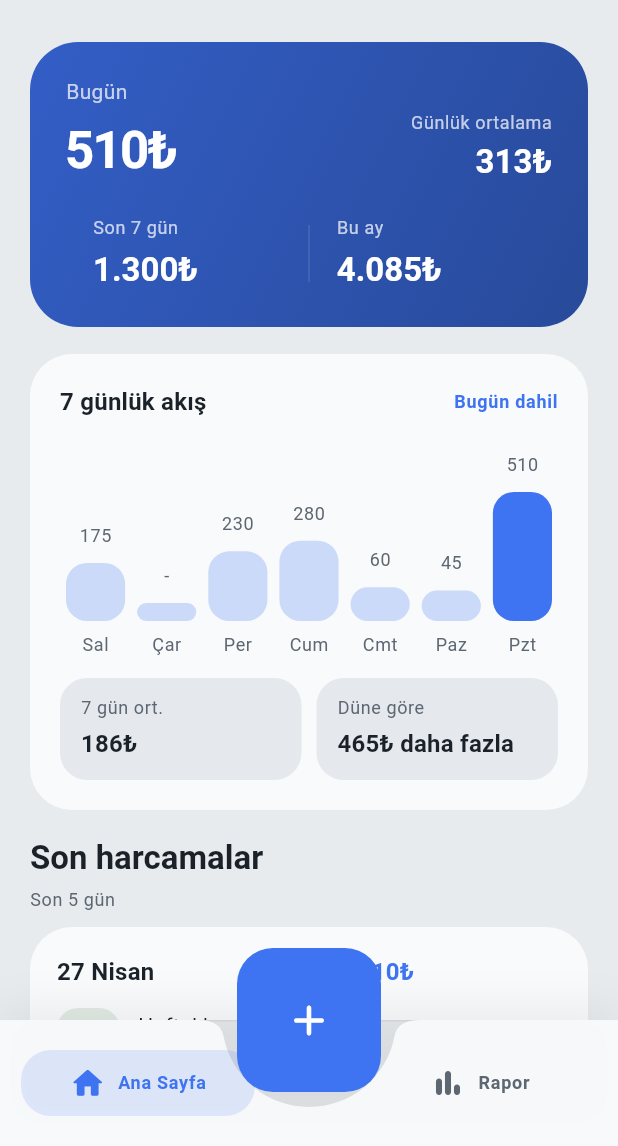
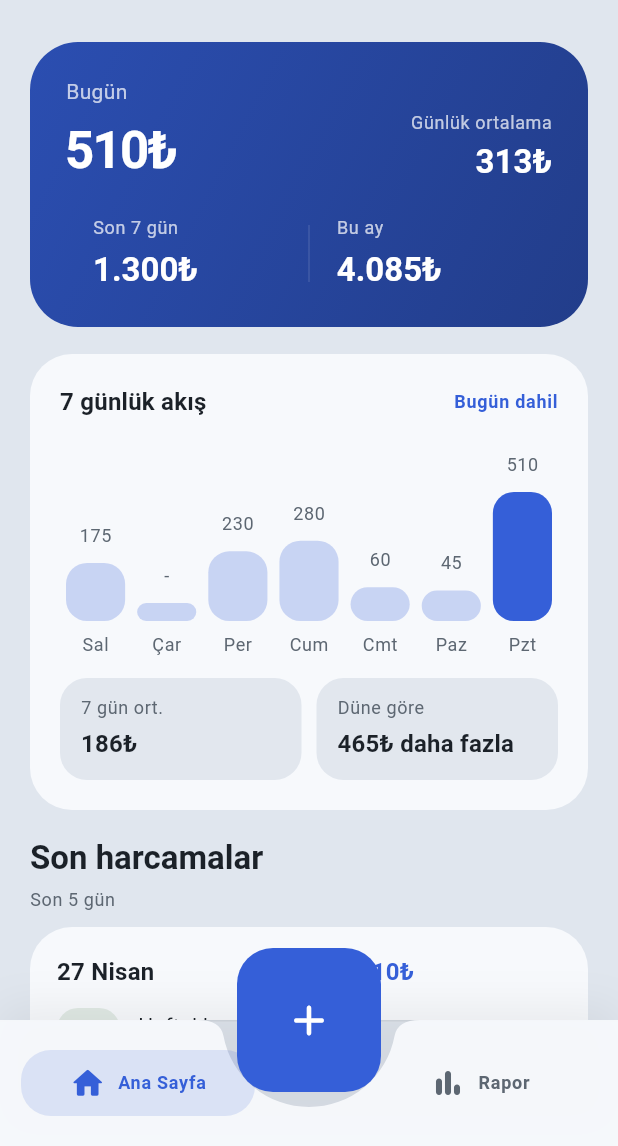
Before and after one commit to efe-akkus/parafix, a Flutter app: the screen it shows after launch, on a phone screen of 412 x 824 dp, the part 90-1236 px from its top. Run offline on Flutter 3.47's test engine with Material 3 defaults, Android fonts, the phone set to English and light mode, and no system bars; our stand-ins replace flutter_slidable, shared_preferences.

Commit message:
Refine theme palettes

```diff
--- a/lib/core/theme/parafix_theme.dart
+++ b/lib/core/theme/parafix_theme.dart
@@ -7,12 +7,12 @@ class ParafixTheme {
       id: 'graphite',
       name: 'Grafit',
       brightness: Brightness.light,
-      background: Color(0xFFE8EBEE),
-      surface: Color(0xFFF8FAFB),
-      surfaceAlt: Color(0xFFD6DBE1),
+      background: Color(0xFFE0E6EE),
+      surface: Color(0xFFF7F9FC),
+      surfaceAlt: Color(0xFFD0D8E3),
       textPrimary: Color(0xFF1B2128),
       mutedText: Color(0xFF5D6772),
-      accent: Color(0xFF3E73F1),
+      accent: Color(0xFF355FD8),
     ),
     const ParafixThemePreset(
       id: 'forest',
@@ -29,12 +29,12 @@ class ParafixTheme {
       id: 'sand',
       name: 'Kum',
       brightness: Brightness.light,
-      background: Color(0xFFF3EDE2),
-      surface: Color(0xFFFBF7F0),
-      surfaceAlt: Color(0xFFEADFCF),
-      textPrimary: Color(0xFF1F2520),
-      mutedText: Color(0xFF69716B),
-      accent: Color(0xFFD4A437),
+      background: Color(0xFFF0E5D6),
+      surface: Color(0xFFFFFAF2),
+      surfaceAlt: Color(0xFFE7D6BF),
+      textPrimary: Color(0xFF261F18),
+      mutedText: Color(0xFF75685A),
+      accent: Color(0xFFC6842A),
     ),
     const ParafixThemePreset(
       id: 'dust-rose',
```
